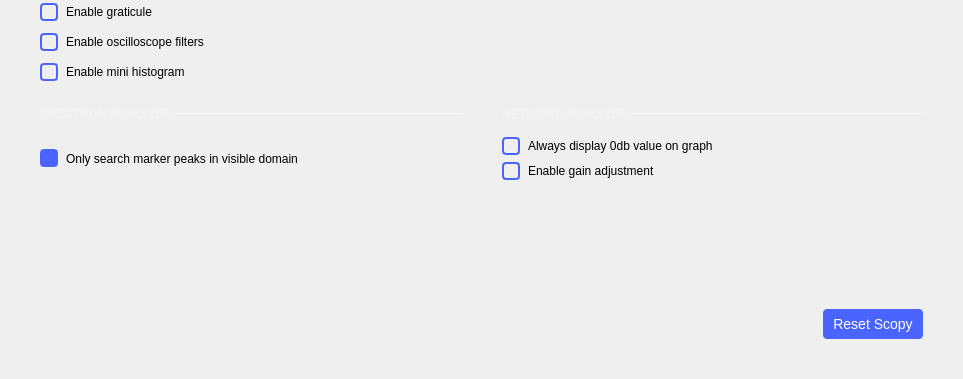
First picture: the form in ui/preferences.ui, repository analogdevicesinc/scopy, before the edit; both pictures show x 0 to 963 and y 282 to 661 of the 963 by 661 pixel window.
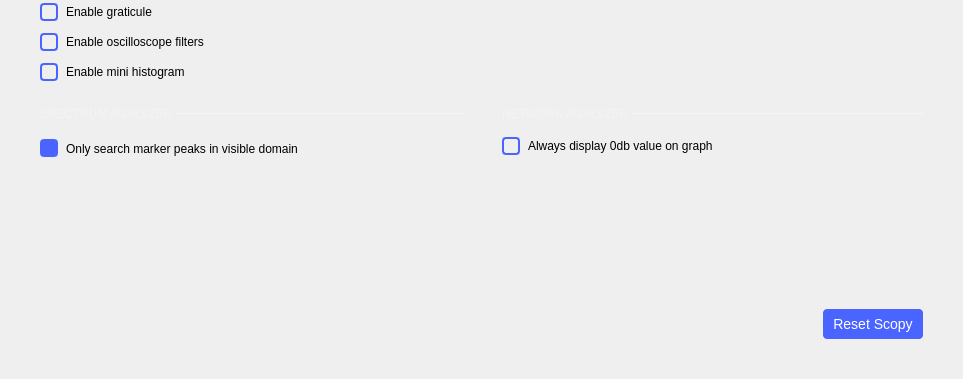
Second picture: the form after the edit. Custom widgets are drawn as their Qt base class.

Commit message: Preferences: remove unused setting

The edit to the form file:
```diff
--- a/ui/preferences.ui
+++ b/ui/preferences.ui
@@ -1193,62 +1193,6 @@
                 </property>
                </spacer>
               </item>
-              <item>
-               <layout class="QHBoxLayout" name="horizontalLayout_18">
-                <property name="spacing">
-                 <number>0</number>
-                </property>
-                <property name="bottomMargin">
-                 <number>0</number>
-                </property>
-                <item>
-                 <widget class="QCheckBox" name="na_gainCheckBox">
-                  <property name="styleSheet">
-                   <string notr="true">QCheckBox {
-  spacing: 8px;
-  background-color: transparent;
-  font-size: 14px;
-  font-weight: bold;
-
-  color: rgba(255, 255, 255, 153);
-}
-
-QCheckBox::indicator {
-  width: 14px;
-  height: 14px;
-  border: 2px solid rgb(74,100,255);
-  border-radius: 4px;
-}
-QCheckBox::indicator:unchecked { background-color: transparent; }
-QCheckBox::indicator:checked { background-color: rgb(74,100,255); }</string>
-                  </property>
-                  <property name="text">
-                   <string/>
-                  </property>
-                 </widget>
-                </item>
-                <item>
-                 <widget class="QLabel" name="label_20">
-                  <property name="text">
-                   <string>Enable gain adjustment</string>
-                  </property>
-                 </widget>
-                </item>
-                <item>
-                 <spacer name="horizontalSpacer_16">
-                  <property name="orientation">
-                   <enum>Qt::Horizontal</enum>
-                  </property>
-                  <property name="sizeHint" stdset="0">
-                   <size>
-                    <width>40</width>
-                    <height>20</height>
-                   </size>
-                  </property>
-                 </spacer>
-                </item>
-               </layout>
-              </item>
              </layout>
             </widget>
            </item>
```
The commit also changes 2 other files.
